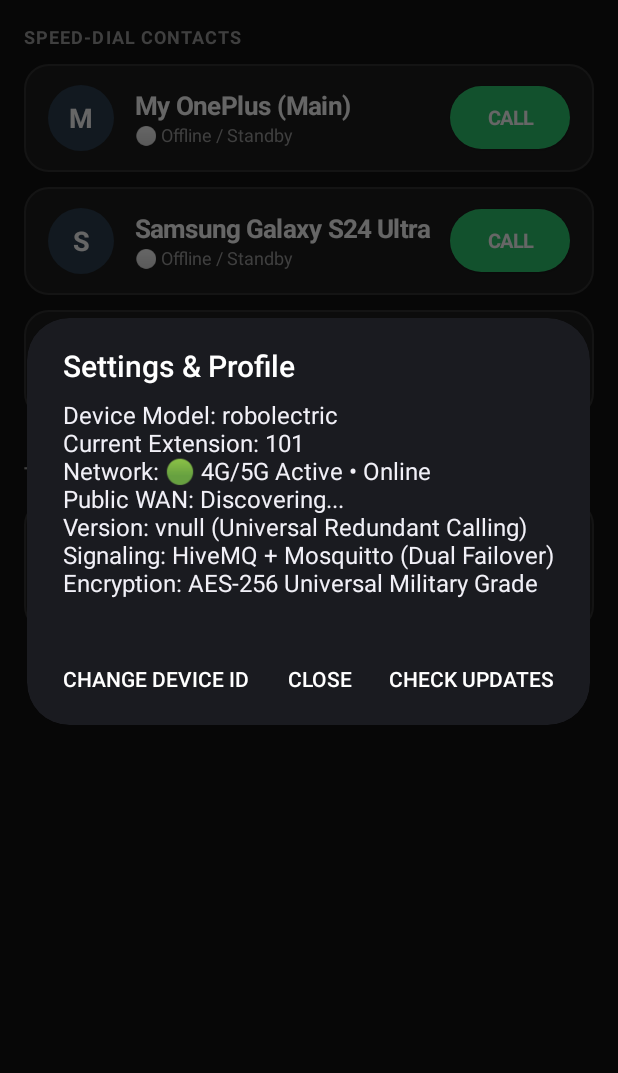
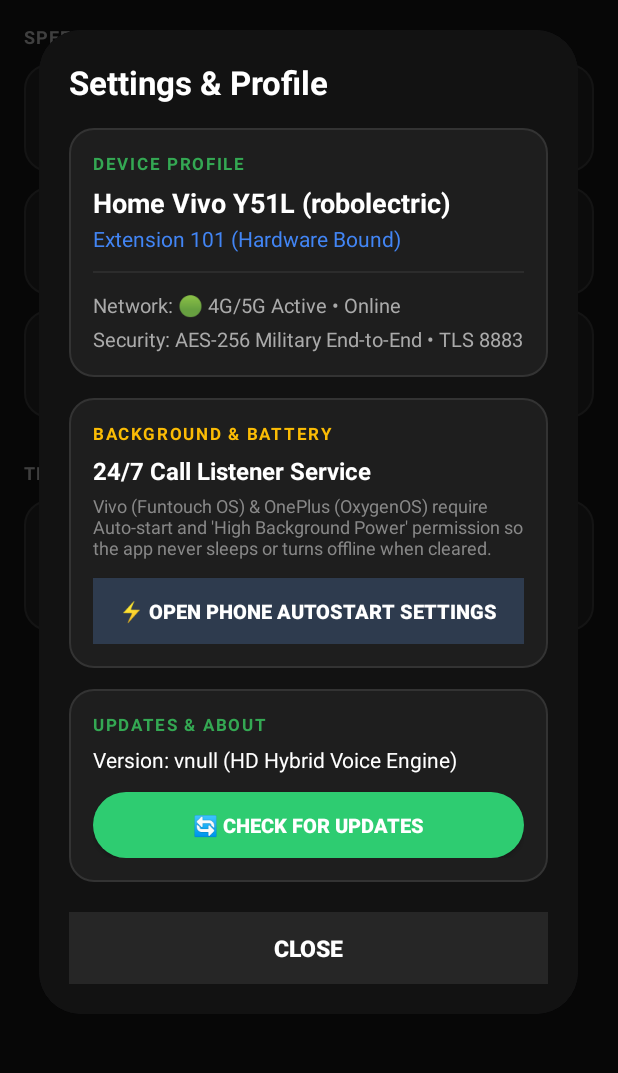
Before and after one commit to sameedkhan7/WiFiCallingApp, an Android app: the MainActivity screen opened directly, with no data from a screen before it, after a tap on an icon or button, on a phone screen of 412 x 824 dp, the part 96-1169 px from its top. Run offline under Robolectric (Android 15) with nearby library versions, the phone set to English and light mode, and no system bars; libraries missing offline, so code that uses them is left out: org.eclipse.paho.

Commit message:
v1.1.5: Vivo background auto-resurrect on swipe-clear, saved contact name priority, hardware-bound IDs, and Google Dialer styled settings

```diff
--- a/app/build.gradle
+++ b/app/build.gradle
@@ -10,8 +10,8 @@ android {
         applicationId "com.secure.wificalling"
         minSdk 21        // Android 5.0 (Vivo Y51L)
         targetSdk 34     // Android 14+ Native (OnePlus, Samsung S24 Ultra, M35)
-        versionCode 14
-        versionName "1.1.4"
+        versionCode 15
+        versionName "1.1.5"
 
         testInstrumentationRunner "androidx.test.runner.AndroidJUnitRunner"
     }
--- a/app/src/main/java/com/secure/wificalling/network/CallSignaling.java
+++ b/app/src/main/java/com/secure/wificalling/network/CallSignaling.java
@@ -127,6 +127,21 @@ public class CallSignaling {
     }
 
     public static String detectMyExtensionId(Context context) {
+        // 1. Strict Hardware Fingerprinting: Every physical phone is permanently bound to its unique ID.
+        // This eliminates the bug where a phone gets accidentally assigned another device's ID.
+        String info = (Build.MODEL + " " + Build.BRAND + " " + Build.MANUFACTURER + " " + Build.DEVICE + " " + Build.PRODUCT).toLowerCase();
+        if (info.contains("vivo") || info.contains("y51") || info.contains("pd1510") || info.contains("bbk") ||
+            info.contains("1510") || info.contains("1601") || info.contains("1603") || info.contains("1606")) {
+            return "101"; // Vivo Y51L (Home Phone) - Fixed & Guaranteed
+        } else if (info.contains("cph2381") || info.contains("oneplus") || info.contains("nord") || info.contains("oppo")) {
+            return "102"; // OnePlus Nord CE 2 Lite (CPH2381) - Fixed & Guaranteed
+        } else if (info.contains("s24") || info.contains("sm-s928") || info.contains("ultra") || info.contains("e3q")) {
+            return "103"; // Samsung Galaxy S24 Ultra - Fixed & Guaranteed
+        } else if (info.contains("m35") || info.contains("sm-m35") || info.contains("m356")) {
+            return "104"; // Samsung Galaxy M35 5G - Fixed & Guaranteed
+        }
+
+        // 2. Fallback for custom or unrecognized testing devices
         if (context != null) {
             try {
                 SharedPreferences prefs = context.getSharedPreferences("WiFiCallingPrefs", Context.MODE_PRIVATE);
@@ -136,19 +151,7 @@ public class CallSignaling {
                 }
             } catch (Throwable ignored) {}
         }
-
-        String info = (Build.MODEL + " " + Build.BRAND + " " + Build.MANUFACTURER + " " + Build.DEVICE + " " + Build.PRODUCT).toLowerCase();
-        if (info.contains("vivo") || info.contains("y51") || info.contains("pd1510") || info.contains("bbk") ||
-            info.contains("1510") || info.contains("1601") || info.contains("1603") || info.contains("1606")) {
-            return "101"; // Vivo Y51L (Home Phone)
-        } else if (info.contains("cph2381") || info.contains("oneplus") || info.contains("nord") || info.contains("oppo")) {
-            return "102"; // OnePlus Nord CE 2 Lite (CPH2381)
-        } else if (info.contains("s24") || info.contains("sm-s928") || info.contains("ultra") || info.contains("e3q")) {
-            return "103"; // Samsung Galaxy S24 Ultra
-        } else if (info.contains("m35") || info.contains("sm-m35") || info.contains("m356")) {
-            return "104"; // Samsung Galaxy M35 5G
-        }
-        return "101"; // Fallback to Vivo (101) so it never clashes with OnePlus (102)
+        return "101";
     }
 
     public static String detectMyExtensionId() {
--- a/app/src/main/java/com/secure/wificalling/ui/InCallActivity.java
+++ b/app/src/main/java/com/secure/wificalling/ui/InCallActivity.java
@@ -60,8 +60,10 @@ public class InCallActivity extends Activity implements CallSignaling.CallListen
         }
         isOutgoing = getIntent().getBooleanExtra("IS_OUTGOING", true);
 
+        String displayName = MainActivity.getContactDisplayName(this, remoteExt, remoteName);
+
         TextView tvName = findViewById(R.id.tvInCallName);
-        tvName.setText(remoteName != null ? remoteName : "Wi-Fi Call");
+        tvName.setText(displayName);
 
         tvStatus = findViewById(R.id.tvInCallStatus);
         chronometer = findViewById(R.id.callChronometer);
--- a/app/src/main/java/com/secure/wificalling/ui/IncomingCallActivity.java
+++ b/app/src/main/java/com/secure/wificalling/ui/IncomingCallActivity.java
@@ -42,8 +42,10 @@ public class IncomingCallActivity extends Activity implements CallSignaling.Call
         callerExt = getIntent().getStringExtra("CALLER_EXT");
         callerPublicEp = getIntent().getStringExtra("CALLER_PUBLIC_EP");
 
+        String displayName = MainActivity.getContactDisplayName(this, callerExt, callerName);
+
         TextView tvCaller = findViewById(R.id.tvCallerName);
-        tvCaller.setText(callerName != null ? callerName : "Incoming Wi-Fi Call");
+        tvCaller.setText(displayName);
 
         signaling = new CallSignaling(this, this);
 
@@ -81,7 +83,7 @@ public class IncomingCallActivity extends Activity implements CallSignaling.Call
         }
 
         Intent inCall = new Intent(this, InCallActivity.class);
-        inCall.putExtra("REMOTE_NAME", callerName);
+        inCall.putExtra("REMOTE_NAME", MainActivity.getContactDisplayName(this, callerExt, callerName));
         inCall.putExtra("REMOTE_IP", callerIp);
         inCall.putExtra("REMOTE_EXT", callerExt);
         inCall.putExtra("REMOTE_PUBLIC_EP", callerPublicEp != null ? callerPublicEp : CallSignaling.getPeerPublicEndpoint(callerExt));
--- a/app/src/main/java/com/secure/wificalling/ui/MainActivity.java
+++ b/app/src/main/java/com/secure/wificalling/ui/MainActivity.java
@@ -3,19 +3,24 @@ package com.secure.wificalling.ui;
 import android.Manifest;
 import android.app.Activity;
 import android.app.AlertDialog;
+import android.content.ComponentName;
 import android.content.Context;
 import android.content.Intent;
 import android.content.SharedPreferences;
 import android.content.pm.PackageManager;
 import android.graphics.Color;
 import android.graphics.Typeface;
+import android.net.Uri;
 import android.net.wifi.WifiManager;
 import android.os.Build;
 import android.os.Bundle;
 import android.os.Handler;
 import android.os.Looper;
+import android.provider.Settings;
 import android.util.Log;
 import android.view.Gravity;
+import android.view.LayoutInflater;
+import android.view.View;
 import android.widget.Button;
 import android.widget.EditText;
 import android.widget.LinearLayout;
@@ -115,8 +120,11 @@ public class MainActivity extends Activity {
         try {
             setContentView(R.layout.activity_main);
             prefs = getSharedPreferences(PREFS_NAME, MODE_PRIVATE);
+            // Clear any stale manual overrides to guarantee 100% accurate hardware-bound IDs
+            prefs.edit().remove("SAVED_MY_EXT_ID").apply();
+            getSharedPreferences("WiFiCallingPrefs", MODE_PRIVATE).edit().remove("SAVED_MY_EXT_ID").apply();
 
-            myExtId = CallSignaling.detectMyExtensionId();
+            myExtId = CallSignaling.detectMyExtensionId(this);
 
             tvMyDeviceIp = findViewById(R.id.tvMyDeviceIp);
             containerContacts = findViewById(R.id.containerContacts);
@@ -522,72 +530,114 @@ public class MainActivity extends Activity {
         builder.show();
     }
 
-    private void showSettingsDialog() {
-        AlertDialog.Builder builder = new AlertDialog.Builder(this);
-        builder.setTitle("Settings & Profile");
+    public static String getContactDisplayName(Context context, String ext, String fallbackName) {
+        if (ext == null || ext.isEmpty()) {
+            return fallbackName != null ? fallbackName : "Unknown";
+        }
+        if (context != null) {
+            try {
+                SharedPreferences prefs = context.getSharedPreferences(PREFS_NAME, MODE_PRIVATE);
+                String json = prefs.getString(KEY_CONTACTS_JSON, null);
+                if (json != null && !json.isEmpty()) {
+                    JSONArray arr = new JSONArray(json);
+                    for (int i = 0; i < arr.length(); i++) {
+                        JSONObject obj = arr.getJSONObject(i);
+                        if (ext.equals(obj.optString("ext"))) {
+                            String savedName = obj.optString("name", "");
+                            if (!savedName.trim().isEmpty()) {
+                                return savedName.trim();
+                            }
+                        }
+                    }
+                }
+            } catch (Throwable ignored) {}
+        }
 
-        String verName = "1.1.2";
-        try {
-            verName = getPackageManager().getPackageInfo(getPackageName(), 0).versionName;
-        } catch (Exception ignored) {}
-        String msg = "Device Model: " + Build.MODEL + "\n" +
-                     "Current Extension: " + myExtId + "\n" +
-                     "Network: " + getNetworkStatusString() + "\n" +
-                     "Public WAN: " + (CallSignaling.myPublicEndpoint.isEmpty() ? "Discovering..." : CallSignaling.myPublicEndpoint) + "\n" +
-                     "Version: v" + verName + " (Universal Redundant Calling)\n" +
-                     "Signaling: HiveMQ + Mosquitto (Dual Failover)\n" +
-                     "Encryption: AES-256 Universal Military Grade";
-        builder.setMessage(msg);
+        // Friendly default identities based on hardware mapping
+        if ("101".equals(ext)) return "Home Vivo Y51L";
+        if ("102".equals(ext)) return "My OnePlus (Main)";
+        if ("103".equals(ext)) return "Samsung Galaxy S24 Ultra";
+        if ("104".equals(ext)) return "Samsung Galaxy M35 5G";
 
-        builder.setPositiveButton("Check Updates", (dialog, which) -> {
-            Toast.makeText(this, "Checking for updates...", Toast.LENGTH_SHORT).show();
-            UpdateManager.checkUpdate(this, true);
-        });
-
-        builder.setNeutralButton("Change Device ID", (dialog, which) -> showDeviceSelectorDialog());
-
-        builder.setNegativeButton("Close", (dialog, which) -> dialog.dismiss());
-        builder.show();
+        return (fallbackName != null && !fallbackName.isEmpty()) ? fallbackName : "Extension " + ext;
     }
 
-    private void showDeviceSelectorDialog() {
-        String[] devices = new String[]{
-                "Home Vivo Y51L (Ext 101)",
-                "My OnePlus Main (Ext 102)",
-                "Samsung Galaxy S24 Ultra (Ext 103)",
-                "Samsung Galaxy M35 5G (Ext 104)"
-        };
-        final String[] extMap = new String[]{"101", "102", "103", "104"};
-
-        int selectedIdx = 0;
-        for (int i = 0; i < extMap.length; i++) {
-            if (extMap[i].equals(myExtId)) {
-                selectedIdx = i;
-                break;
+    public static void openAutostartSettings(Context context) {
+        try {
+            Intent intent = new Intent();
+            String brand = (Build.MANUFACTURER + " " + Build.BRAND).toLowerCase();
+            if (brand.contains("vivo")) {
+                intent.setComponent(new ComponentName("com.iqoo.secure", "com.iqoo.secure.safeguard.PurviewTabActivity"));
+            } else if (brand.contains("oppo") || brand.contains("oneplus")) {
+                intent.setComponent(new ComponentName("com.coloros.safecenter", "com.coloros.safecenter.permission.startup.StartupAppListActivity"));
+            } else if (brand.contains("xiaomi")) {
+                intent.setComponent(new ComponentName("com.miui.securitycenter", "com.miui.permcenter.autostart.AutoStartManagementActivity"));
+            } else {
+                intent.setAction(Settings.ACTION_APPLICATION_DETAILS_SETTINGS);
+                intent.setData(Uri.parse("package:" + context.getPackageName()));
+            }
+            context.startActivity(intent);
+        } catch (Throwable t) {
+            try {
+                Intent fallback = new Intent(Settings.ACTION_APPLICATION_DETAILS_SETTINGS);
+                fallback.setData(Uri.parse("package:" + context.getPackageName()));
+                context.startActivity(fallback);
+            } catch (Throwable ignored) {
+                Toast.makeText(context, "Please open Settings > Apps > Wi-Fi Phone > Permissions", Toast.LENGTH_LONG).show();
             }
         }
+    }
 
-        AlertDialog.Builder builder = new AlertDialog.Builder(this);
-        builder.setTitle("Select Which Device This Is");
-        builder.setSingleChoiceItems(devices, selectedIdx, (dialog, which) -> {
-            String newExt = extMap[which];
-            prefs.edit().putString("SAVED_MY_EXT_ID", newExt).apply();
-            myExtId = newExt;
-            Toast.makeText(this, "Device ID set to: " + devices[which], Toast.LENGTH_LONG).show();
-            dialog.dismiss();
+    private void showSettingsDialog() {
+        try {
+            LayoutInflater inflater = LayoutInflater.from(this);
+            View view = inflater.inflate(R.layout.dialog_settings, null);
 
-            loadContacts();
-            renderContactsUI();
+            TextView tvDeviceName = view.findViewById(R.id.tvSettingsDeviceName);
+            TextView tvExtension = view.findViewById(R.id.tvSettingsExtension);
+            TextView tvNetwork = view.findViewById(R.id.tvSettingsNetwork);
+            TextView tvEncryption = view.findViewById(R.id.tvSettingsEncryption);
+            TextView tvVersion = view.findViewById(R.id.tvSettingsVersion);
+            Button btnAutostart = view.findViewById(R.id.btnOpenAutostart);
+            Button btnUpdates = view.findViewById(R.id.btnCheckUpdates);
+            Button btnClose = view.findViewById(R.id.btnCloseSettings);
 
+            String friendlyDevice = "Unknown Device";
+            if ("101".equals(myExtId)) friendlyDevice = "Home Vivo Y51L";
+            else if ("102".equals(myExtId)) friendlyDevice = "My OnePlus (CPH2381)";
+            else if ("103".equals(myExtId)) friendlyDevice = "Samsung Galaxy S24 Ultra";
+            else if ("104".equals(myExtId)) friendlyDevice = "Samsung Galaxy M35 5G";
+            else friendlyDevice = Build.MODEL;
+
+            tvDeviceName.setText(friendlyDevice + " (" + Build.MODEL + ")");
+            tvExtension.setText("Extension " + myExtId + " (Hardware Bound)");
+            tvNetwork.setText("Network: " + getNetworkStatusString());
+            tvEncryption.setText("Security: AES-256 Military End-to-End • TLS 8883");
+
+            String verName = "1.1.5";
             try {
-                CallSignaling sig = new CallSignaling(this, null);
-                sig.start();
-                sig.publishPresence();
-                sig.broadcastPresence();
-            } catch (Throwable ignored) {}
-        });
-        builder.setNegativeButton("Cancel", (dialog, which) -> dialog.dismiss());
-        builder.show();
+                verName = getPackageManager().getPackageInfo(getPackageName(), 0).versionName;
+            } catch (Exception ignored) {}
+            tvVersion.setText("Version: v" + verName + " (HD Hybrid Voice Engine)");
+
+            AlertDialog dialog = new AlertDialog.Builder(this)
+                    .setView(view)
+                    .create();
+
+            btnAutostart.setOnClickListener(v -> openAutostartSettings(this));
+
+            btnUpdates.setOnClickListener(v -> {
+                Toast.makeText(this, "Checking for updates...", Toast.LENGTH_SHORT).show();
+                UpdateManager.checkUpdate(this, true);
+                dialog.dismiss();
+            });
+
+            btnClose.setOnClickListener(v -> dialog.dismiss());
+
+            dialog.show();
+        } catch (Throwable t) {
+            Log.e(TAG, "Settings dialog error", t);
+        }
     }
 
     private void startPeriodicStatusRefresh() {
--- /dev/null
+++ b/app/src/main/res/layout/dialog_settings.xml
@@ -0,0 +1,183 @@
+<?xml version="1.0" encoding="utf-8"?>
+<ScrollView xmlns:android="http://schemas.android.com/apk/res/android"
+    android:layout_width="match_parent"
+    android:layout_height="wrap_content"
+    android:background="#121212"
+    android:padding="20dp">
+
+    <LinearLayout
+        android:layout_width="match_parent"
+        android:layout_height="wrap_content"
+        android:orientation="vertical">
+
+        <!-- Header -->
+        <TextView
+            android:layout_width="wrap_content"
+            android:layout_height="wrap_content"
+            android:text="Settings &amp; Profile"
+            android:textSize="22sp"
+            android:textStyle="bold"
+            android:textColor="#FFFFFF"
+            android:layout_marginBottom="16dp" />
+
+        <!-- Card 1: Device Profile -->
+        <LinearLayout
+            android:layout_width="match_parent"
+            android:layout_height="wrap_content"
+            android:orientation="vertical"
+            android:background="@drawable/bg_card"
+            android:padding="16dp"
+            android:layout_marginBottom="14dp">
+
+            <TextView
+                android:layout_width="wrap_content"
+                android:layout_height="wrap_content"
+                android:text="DEVICE PROFILE"
+                android:textSize="11sp"
+                android:textStyle="bold"
+                android:textColor="#34A853"
+                android:letterSpacing="0.1" />
+
+            <TextView
+                android:id="@+id/tvSettingsDeviceName"
+                android:layout_width="wrap_content"
+                android:layout_height="wrap_content"
+                android:text="Vivo Y51L"
+                android:textSize="18sp"
+                android:textStyle="bold"
+                android:textColor="#FFFFFF"
+                android:layout_marginTop="6dp" />
+
+            <TextView
+                android:id="@+id/tvSettingsExtension"
+                android:layout_width="wrap_content"
+                android:layout_height="wrap_content"
+                android:text="Extension 101 (Hardware Bound)"
+                android:textSize="14sp"
+                android:textColor="#4285F4"
+                android:layout_marginTop="2dp" />
+
+            <View
+                android:layout_width="match_parent"
+                android:layout_height="1dp"
+                android:background="#2C2C2C"
+                android:layout_marginTop="12dp"
+                android:layout_marginBottom="12dp" />
+
+            <TextView
+                android:id="@+id/tvSettingsNetwork"
+                android:layout_width="wrap_content"
+                android:layout_height="wrap_content"
+                android:text="Network: Wi-Fi • Online"
+                android:textSize="13sp"
+                android:textColor="#AAAAAA" />
+
+            <TextView
+                android:id="@+id/tvSettingsEncryption"
+                android:layout_width="wrap_content"
+                android:layout_height="wrap_content"
+                android:text="Security: AES-256 Military End-to-End"
+                android:textSize="13sp"
+                android:textColor="#AAAAAA"
+                android:layout_marginTop="4dp" />
+        </LinearLayout>
+
+        <!-- Card 2: Background Running & Battery Autostart -->
+        <LinearLayout
+            android:layout_width="match_parent"
+            android:layout_height="wrap_content"
+            android:orientation="vertical"
+            android:background="@drawable/bg_card"
+            android:padding="16dp"
+            android:layout_marginBottom="14dp">
+
+            <TextView
+                android:layout_width="wrap_content"
+                android:layout_height="wrap_content"
+                android:text="BACKGROUND &amp; BATTERY"
+                android:textSize="11sp"
+                android:textStyle="bold"
+                android:textColor="#FBBC05"
+                android:letterSpacing="0.1" />
+
+            <TextView
+                android:layout_width="wrap_content"
+                android:layout_height="wrap_content"
+                android:text="24/7 Call Listener Service"
+                android:textSize="16sp"
+                android:textStyle="bold"
+                android:textColor="#FFFFFF"
+                android:layout_marginTop="6dp" />
+
+            <TextView
+                android:layout_width="wrap_content"
+                android:layout_height="wrap_content"
+                android:text="Vivo (Funtouch OS) &amp; OnePlus (OxygenOS) require Auto-start and 'High Background Power' permission so the app never sleeps or turns offline when cleared."
+                android:textSize="12sp"
+                android:textColor="#888888"
+                android:layout_marginTop="4dp" />
+
+            <Button
+                android:id="@+id/btnOpenAutostart"
+                android:layout_width="match_parent"
+                android:layout_height="44dp"
+                android:text="⚡ Open Phone Autostart Settings"
+                android:textSize="13sp"
+                android:textStyle="bold"
+                android:textColor="#FFFFFF"
+                android:background="#2E3B4E"
+                android:layout_marginTop="12dp" />
+        </LinearLayout>
+
+        <!-- Card 3: App & Updates -->
+        <LinearLayout
+            android:layout_width="match_parent"
+            android:layout_height="wrap_content"
+            android:orientation="vertical"
+            android:background="@drawable/bg_card"
+            android:padding="16dp"
+            android:layout_marginBottom="20dp">
+
+            <TextView
+                android:layout_width="wrap_content"
+                android:layout_height="wrap_content"
+                android:text="UPDATES &amp; ABOUT"
+                android:textSize="11sp"
+                android:textStyle="bold"
+                android:textColor="#34A853"
+                android:letterSpacing="0.1" />
+
+            <TextView
+                android:id="@+id/tvSettingsVersion"
+                android:layout_width="wrap_content"
+                android:layout_height="wrap_content"
+                android:text="Version: v1.1.5 (Hybrid P2P + Cloud)"
+                android:textSize="14sp"
+                android:textColor="#FFFFFF"
+                android:layout_marginTop="6dp" />
+
+            <Button
+                android:id="@+id/btnCheckUpdates"
+                android:layout_width="match_parent"
+                android:layout_height="44dp"
+                android:text="🔄 Check for Updates"
+                android:textSize="13sp"
+                android:textStyle="bold"
+                android:textColor="#FFFFFF"
+                android:background="@drawable/bg_button_call"
+                android:layout_marginTop="12dp" />
+        </LinearLayout>
+
+        <!-- Close Button -->
+        <Button
+            android:id="@+id/btnCloseSettings"
+            android:layout_width="match_parent"
+            android:layout_height="48dp"
+            android:text="Close"
+            android:textSize="15sp"
+            android:textStyle="bold"
+            android:textColor="#FFFFFF"
+            android:background="#262626" />
+
+    </LinearLayout>
+</ScrollView>
```
Also changed, not shown: app/src/main/AndroidManifest.xml (+13 -0 lines), app/src/main/java/com/secure/wificalling/service/BootReceiver.java (added, +35 -0 lines), app/src/main/java/com/secure/wificalling/service/CallBackgroundService.java (+61 -6 lines), 2 other files.
